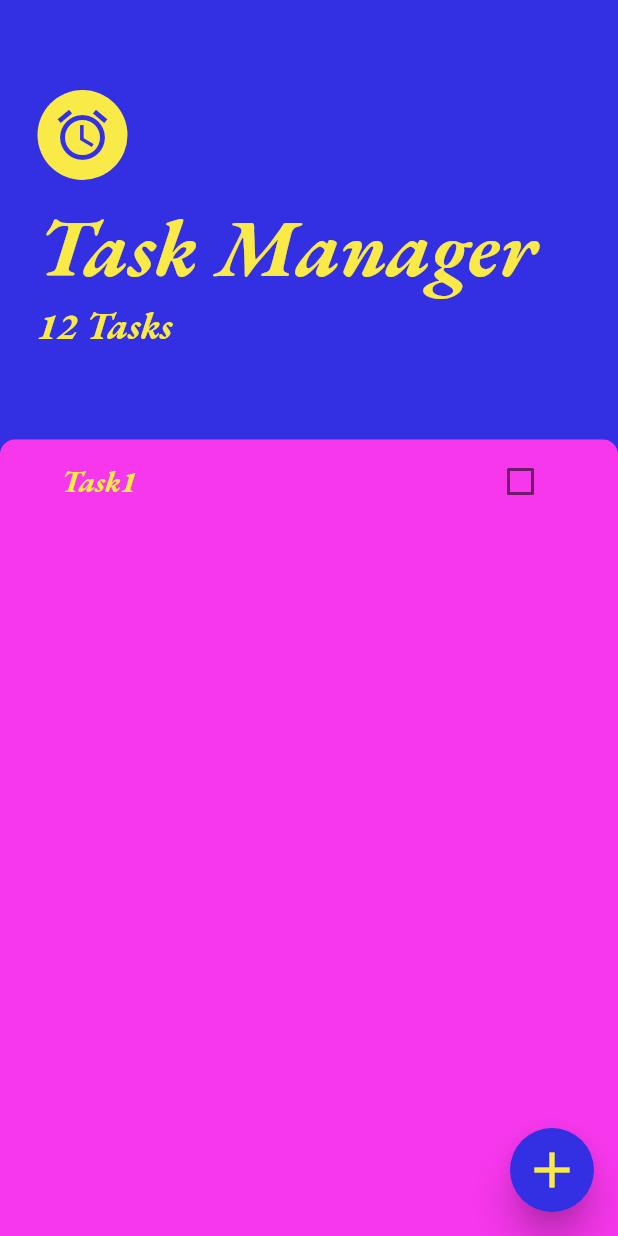
After one commit to Wise-Wizard/Task-Manager-App, a Flutter app: the screen it shows after launch, on a phone screen of 412 x 824 dp. The commit adds this screen. Run offline on Flutter 3.47's test engine with Material 2 defaults, Android fonts, the phone set to English and light mode, and no system bars.

Commit message:
Tasks Files

```diff
--- /dev/null
+++ b/lib/Tasks/task_tiles.dart
@@ -0,0 +1,19 @@
+// ignore_for_file: use_key_in_widget_constructors
+
+import 'package:flutter/material.dart';
+
+class TasksTile extends StatelessWidget {
+  @override
+  Widget build(BuildContext context) {
+    return ListTile(
+      title: const Text(
+        'Task1',
+        style: TextStyle(color: Color(0xFFFAEA48), fontSize: 20),
+      ),
+      trailing: Checkbox(
+        value: false,
+        onChanged: (value) {},
+      ),
+    );
+  }
+}
--- /dev/null
+++ b/lib/Tasks/tasks_list.dart
@@ -0,0 +1,15 @@
+// ignore_for_file: use_key_in_widget_constructors
+
+import 'task_tiles.dart';
+import 'package:flutter/material.dart';
+
+class TasksList extends StatelessWidget {
+  @override
+  Widget build(BuildContext context) {
+    return ListView(
+      children: [
+        TasksTile(),
+      ],
+    );
+  }
+}
```
Also changed, not shown: lib/Screens/tasks_screen.dart (+3 -14 lines).
